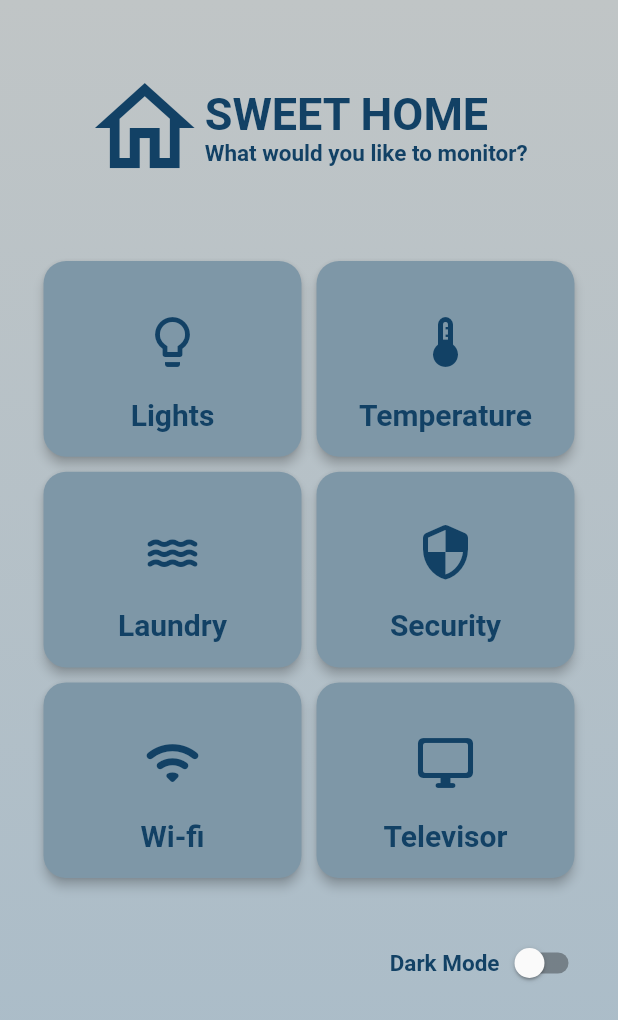
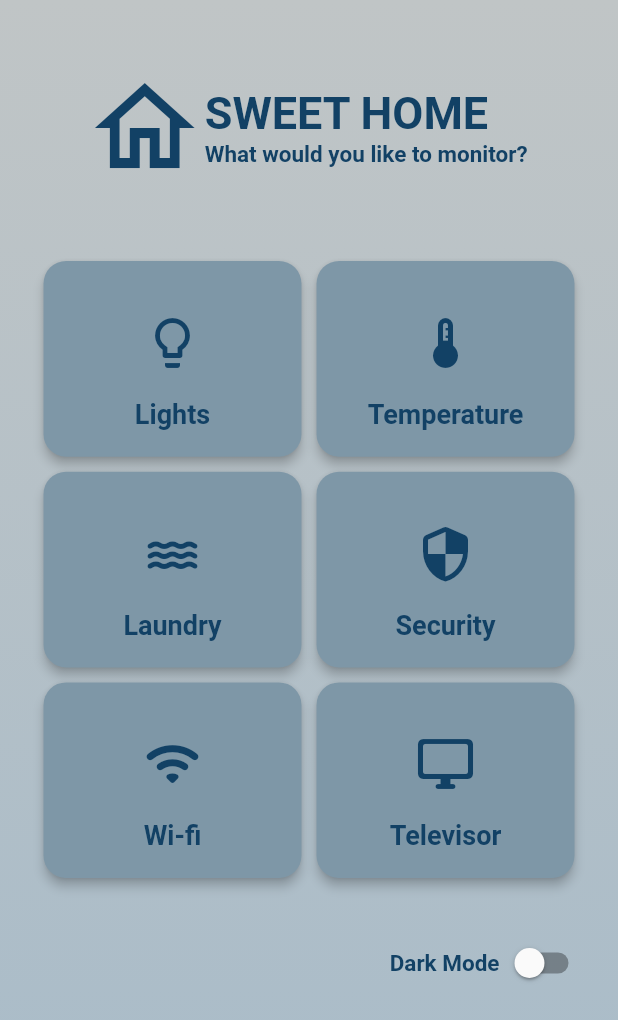
Before and after one commit to LucasMonteir0/exercicios_cubos, a Flutter app: the screen it shows after launch, on a phone screen of 412 x 824 dp. Shown: the top 1020 px of the screen. Run offline on Flutter 3.47's test engine with Material 2 defaults, Android fonts, the phone set to English and light mode, and no system bars.

Commit message:
upando exercicios

```diff
--- a/lists/lib/ex4.dart
+++ b/lists/lib/ex4.dart
@@ -110,6 +110,9 @@ class MyLogoBar extends StatelessWidget {
                 style: TextStyle(
                   fontSize: 30,
                 ),
+              ),
+              SizedBox(
+                height: 1,
               ),
               Text(
                 'What would you like to monitor? ',
@@ -230,7 +233,7 @@ class MyTheme {
       textTheme: const TextTheme(
         bodyText1: TextStyle(fontSize: 30),
         bodyText2: TextStyle(
-            fontSize: 20,
+            fontSize: 18,
             color: Color(0xFF124165),
             fontWeight: FontWeight.bold),
         // button: TextStyle(fontSize: 30),
@@ -247,7 +250,7 @@ class MyTheme {
       textTheme: const TextTheme(
         bodyText1: TextStyle(fontSize: 30),
         bodyText2: TextStyle(
-            fontSize: 20,
+            fontSize: 18,
             color: Color(0xFFA0AEB7),
             fontWeight: FontWeight.bold),
       ),
```
